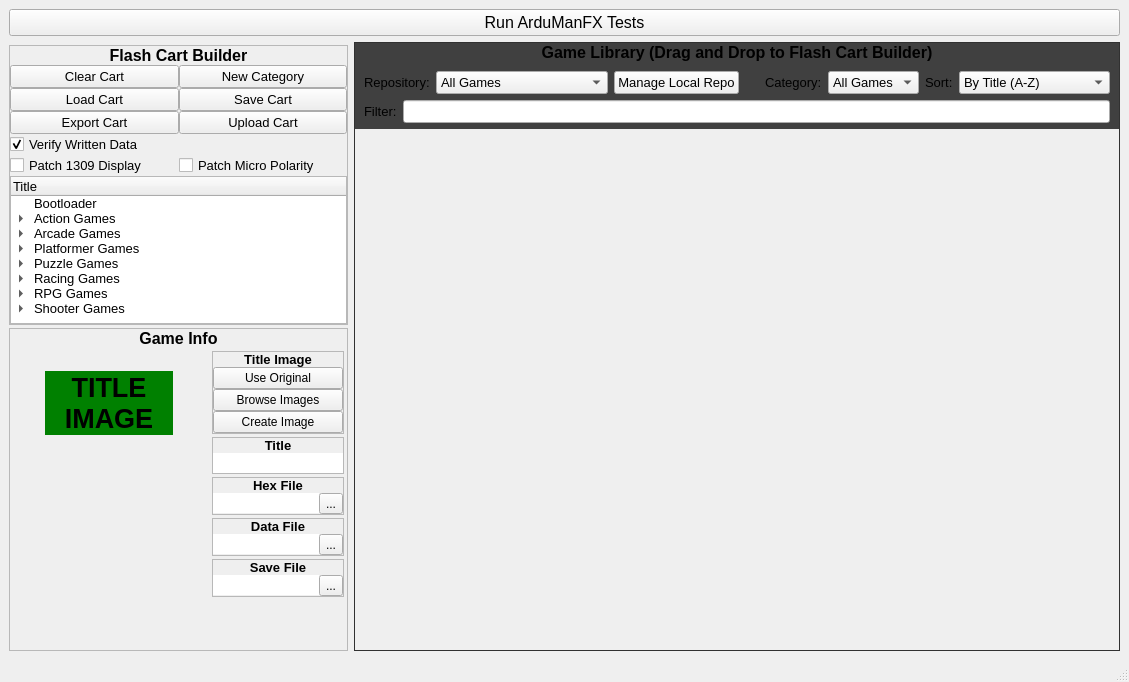
tuxinator2009/ArduManFX, file src/mainwindow.ui: the form before one commit.
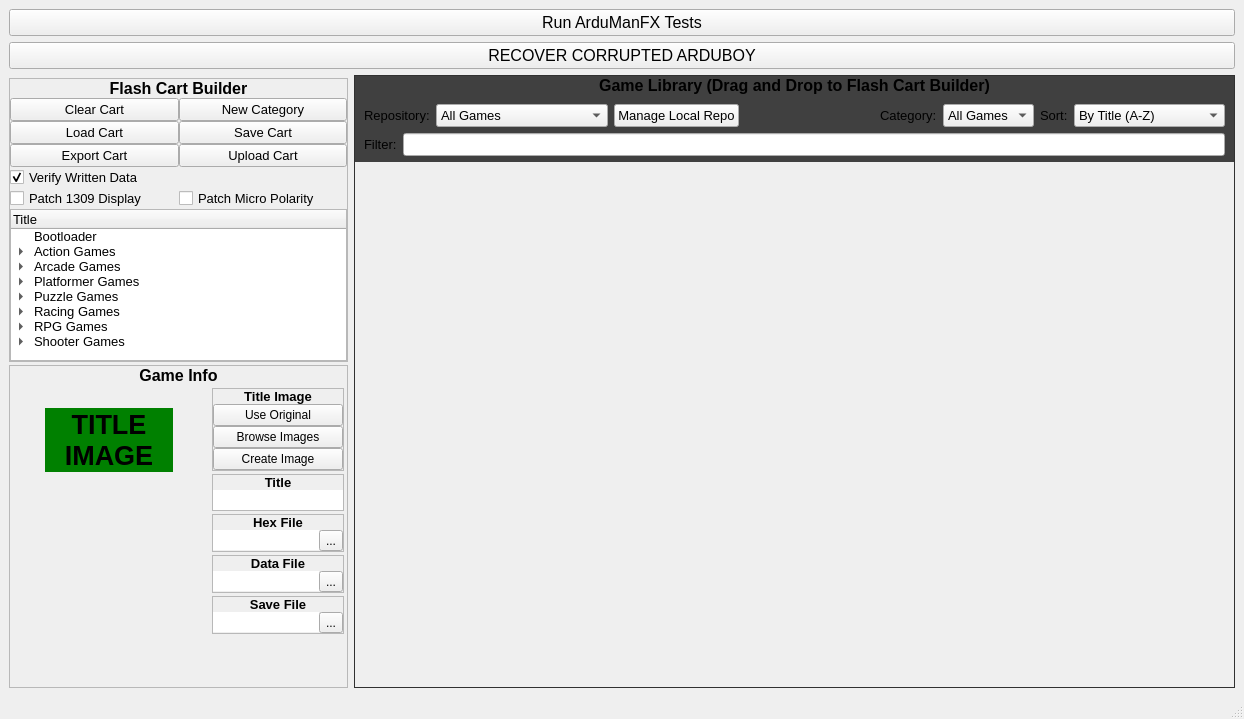
The form after the commit. Icons and pictures are not drawn.

Commit message: Created "Recover Corrupted Arduboy" utility.

The edit to the form file:
```diff
--- a/src/mainwindow.ui
+++ b/src/mainwindow.ui
@@ -6,8 +6,8 @@
    <rect>
     <x>0</x>
     <y>0</y>
-    <width>1129</width>
-    <height>682</height>
+    <width>1244</width>
+    <height>719</height>
    </rect>
   </property>
   <property name="windowTitle">
@@ -40,6 +40,18 @@
       </property>
      </widget>
     </item>
+    <item>
+     <widget class="QPushButton" name="btnRecover">
+      <property name="font">
+       <font>
+        <pointsize>12</pointsize>
+       </font>
+      </property>
+      <property name="text">
+       <string>RECOVER CORRUPTED ARDUBOY</string>
+      </property>
+     </widget>
+    </item>
     <item>
      <widget class="QWidget" name="widget_6" native="true">
       <layout class="QHBoxLayout" name="horizontalLayout">
@@ -1478,7 +1490,7 @@
                  <rect>
                   <x>0</x>
                   <y>0</y>
-                  <width>764</width>
+                  <width>879</width>
                   <height>499</height>
                  </rect>
                 </property>
```
The commit also changes 11 other files.
